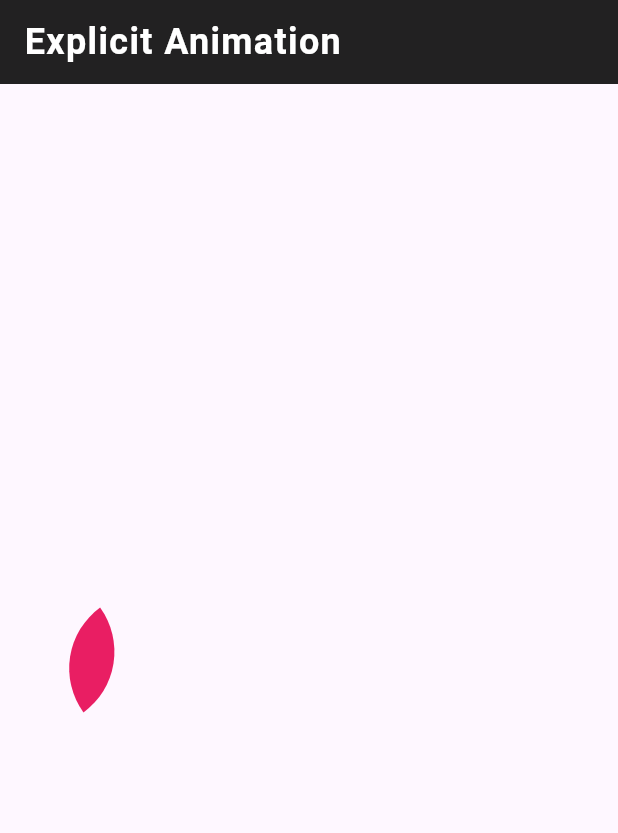
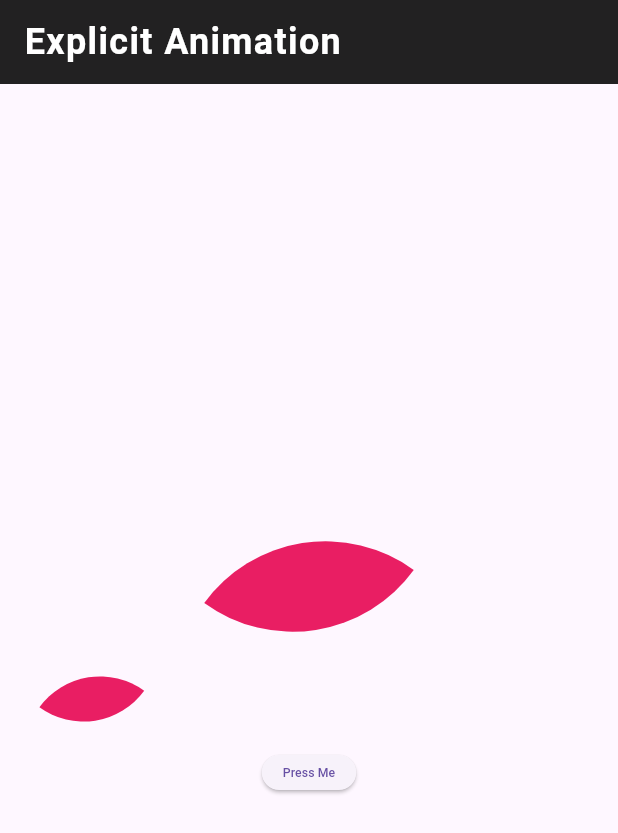
Before and after one commit to mdrahib46/Flutter-Animation, a Flutter app: the screen it shows after launch, on a phone screen of 412 x 824 dp. Shown: the top 833 px of the screen. Run offline on Flutter 3.47's test engine with Material 3 defaults, Android fonts, the phone set to English and light mode, and no system bars.

Commit message:
Animation added on Elevated Button

```diff
--- a/lib/presentation/explicit_animation.dart
+++ b/lib/presentation/explicit_animation.dart
@@ -8,55 +8,75 @@ class ExplicitAnimation extends StatefulWidget {
 }
 
 class _ExplicitAnimationState extends State<ExplicitAnimation>
-    with SingleTickerProviderStateMixin {
-  late AnimationController _animationController;
+    with TickerProviderStateMixin {
+  late AnimationController _spinAnimationController;
+  late AnimationController _scaleAnimationController;
+
   late Animation<double> _rotationAnimation;
   late Animation<AlignmentGeometry> _alignmentAnimation;
-
-  double _radius = 4;
+  late Animation<double> _scaleAnimation;
 
   @override
   void initState() {
-    _animationController = AnimationController(
+    super.initState();
+
+    _spinAnimationController = AnimationController(
       vsync: this,
       duration: Duration(seconds: 2),
     );
 
+    _scaleAnimationController = AnimationController(
+      vsync: this,
+      duration: Duration(seconds: 2),
+      lowerBound: 0.5,
+      upperBound: 1.0,
+    );
+
+    _scaleAnimation = CurvedAnimation(
+      parent: _scaleAnimationController,
+      curve: Curves.easeInOut,
+
+    );
+
     _alignmentAnimation = Tween<AlignmentGeometry>(
-        begin: Alignment.centerLeft, end: Alignment.centerRight).animate(
-        _animationController);
-    _rotationAnimation = Tween<double>(begin: 0, end: 9).animate(
-      CurvedAnimation(parent: _animationController, curve: Curves.linear),
-    );
-    _animationController.repeat(reverse: true);
-    super.initState();
+      begin: Alignment.centerLeft,
+      end: Alignment.centerRight,
+    ).animate(_spinAnimationController);
+
+    _rotationAnimation = Tween<double>(
+      begin: 0,
+      end: 1,
+    ).animate(CurvedAnimation(
+      parent: _spinAnimationController,
+      curve: Curves.linear,
+    ));
+
+    _spinAnimationController.repeat(reverse: true);
+    _scaleAnimationController.repeat(reverse: true);
   }
 
   @override
   Widget build(BuildContext context) {
     return Scaffold(
       appBar: AppBar(title: Text('Explicit Animation')),
-
       body: SafeArea(
         child: Column(
           mainAxisAlignment: MainAxisAlignment.center,
           children: [
-            //   Create a Elevated Button Using Card with animation
-            // RotationTransition(
-            //   turns: _rotationAnimation,
-            //   child: Container(
-            //     height: 100,
-            //     width: 100,
-            //     decoration: BoxDecoration(
-            //       borderRadius: BorderRadius.only(
-            //         topLeft: Radius.circular(100),
-            //         bottomRight: Radius.circular(100),
-            //       ),
-            //       color: Colors.pink,
-            //     ),
-            //   ),
-            // ),
-
+            RotationTransition(
+              turns: _rotationAnimation,
+              child: Container(
+                height: 100,
+                width: 100,
+                decoration: BoxDecoration(
+                  borderRadius: BorderRadius.only(
+                    topLeft: Radius.circular(100),
+                    bottomRight: Radius.circular(100),
+                  ),
+                  color: Colors.pink,
+                ),
+              ),
+            ),
             AlignTransition(
               alignment: _alignmentAnimation,
               child: RotationTransition(
@@ -74,8 +94,17 @@ class _ExplicitAnimationState extends State<ExplicitAnimation>
                 ),
               ),
             ),
+            ScaleTransition(
+              scale: _scaleAnimation,
+              child: ElevatedButton(
+                onPressed: () {
+                  // Optional: bounce on tap
+                  _scaleAnimationController.forward(from: 0.9);
+                },
+                child: Text('Press Me'),
+              ),
+            ),
           ],
-
         ),
       ),
     );
@@ -83,7 +112,8 @@ class _ExplicitAnimationState extends State<ExplicitAnimation>
 
   @override
   void dispose() {
-    _animationController.dispose();
+    _spinAnimationController.dispose();
+    _scaleAnimationController.dispose();
     super.dispose();
   }
 }
```
